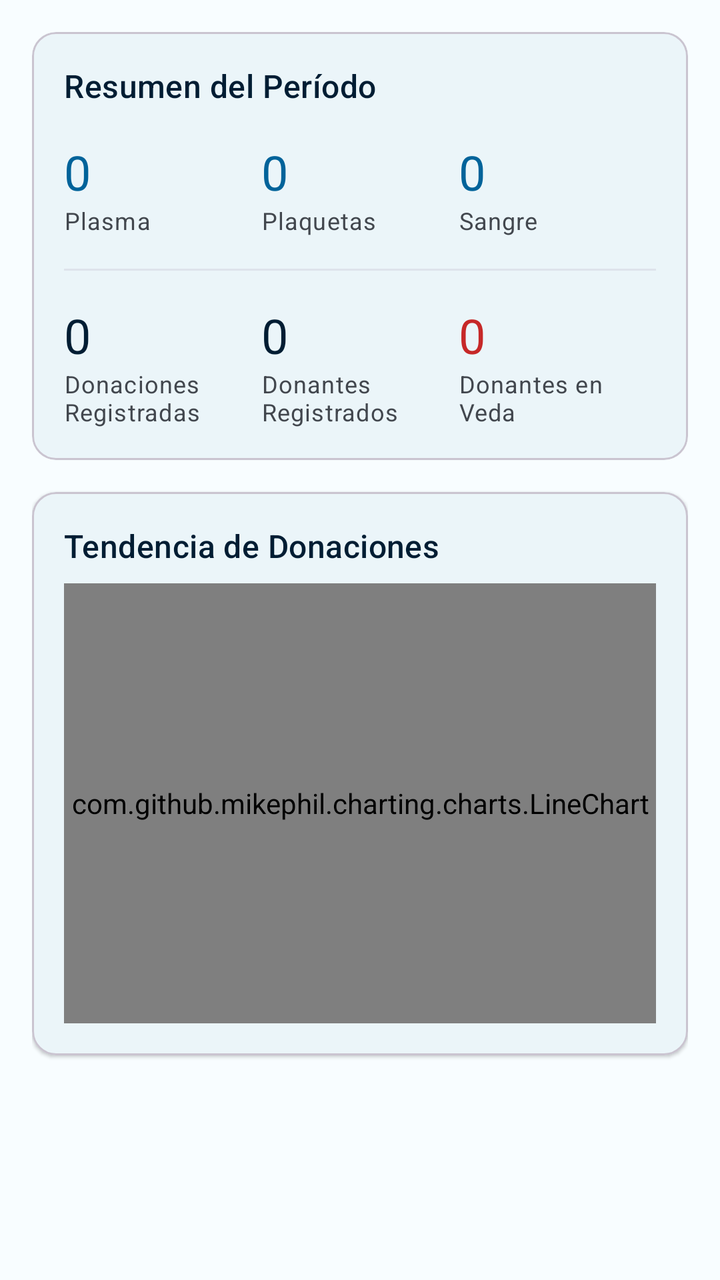
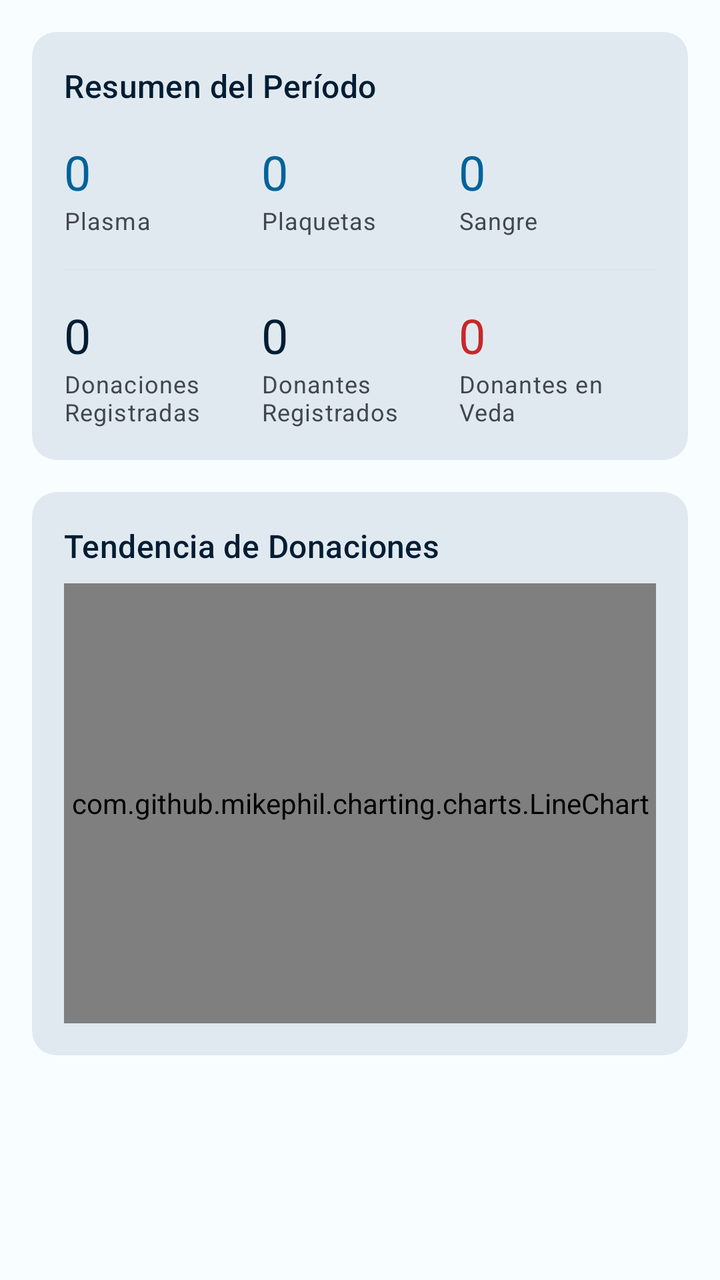

Before-and-after screenshots of an Android layout around one commit, followed by the original layout XML and the change that was made.
<!-- AndroidManifest.xml: application theme Theme.DonationSystem -->
<!-- res/layout/fragment_statistics_range.xml -->
<?xml version="1.0" encoding="utf-8"?>
<ScrollView xmlns:android="http://schemas.android.com/apk/res/android"
    xmlns:app="http://schemas.android.com/apk/res-auto"
    xmlns:tools="http://schemas.android.com/tools"
    android:layout_width="match_parent"
    android:layout_height="match_parent"
    android:background="@color/surface_light"
    android:fillViewport="true"
    tools:context=".views.fragments.StatisticsRangeFragment">

    <LinearLayout
        android:layout_width="match_parent"
        android:layout_height="wrap_content"
        android:orientation="vertical"
        android:padding="16dp">

        <com.google.android.material.card.MaterialCardView
            android:id="@+id/cardScoreboard"
            android:layout_width="match_parent"
            android:layout_height="wrap_content"
            app:cardCornerRadius="12dp"
            app:cardElevation="1dp">

            <LinearLayout
                android:layout_width="match_parent"
                android:layout_height="wrap_content"
                android:orientation="vertical"
                android:padding="16dp">

                <TextView
                    android:layout_width="wrap_content"
                    android:layout_height="wrap_content"
                    android:text="@string/label_scoreboard_title"
                    android:textAppearance="?attr/textAppearanceTitleMedium"
                    android:textColor="@color/clinical_dark_blue" />

                <LinearLayout
                    android:layout_width="match_parent"
                    android:layout_height="wrap_content"
                    android:layout_marginTop="16dp"
                    android:orientation="horizontal">

                    <LinearLayout
                        android:layout_width="0dp"
                        android:layout_height="wrap_content"
                        android:layout_weight="1"
                        android:orientation="vertical">

                        <TextView
                            android:id="@+id/textViewScorePlasma"
                            android:layout_width="wrap_content"
                            android:layout_height="wrap_content"
                            android:textAppearance="?attr/textAppearanceHeadlineSmall"
                            android:textColor="@color/medical_blue"
                            android:text="0" />

                        <TextView
                            android:layout_width="wrap_content"
                            android:layout_height="wrap_content"
                            android:text="@string/procedure_plasma"
                            android:textAppearance="?attr/textAppearanceBodySmall"
                            android:textColor="@color/on_surface_variant" />
                    </LinearLayout>

                    <LinearLayout
                        android:layout_width="0dp"
                        android:layout_height="wrap_content"
                        android:layout_weight="1"
                        android:orientation="vertical">

                        <TextView
                            android:id="@+id/textViewScorePlatelets"
                            android:layout_width="wrap_content"
                            android:layout_height="wrap_content"
                            android:textAppearance="?attr/textAppearanceHeadlineSmall"
                            android:textColor="@color/medical_blue"
                            android:text="0" />

                        <TextView
                            android:layout_width="wrap_content"
                            android:layout_height="wrap_content"
                            android:text="@string/procedure_platelets"
                            android:textAppearance="?attr/textAppearanceBodySmall"
                            android:textColor="@color/on_surface_variant" />
                    </LinearLayout>

                    <LinearLayout
                        android:layout_width="0dp"
                        android:layout_height="wrap_content"
                        android:layout_weight="1"
                        android:orientation="vertical">

                        <TextView
                            android:id="@+id/textViewScoreBlood"
                            android:layout_width="wrap_content"
                            android:layout_height="wrap_content"
                            android:textAppearance="?attr/textAppearanceHeadlineSmall"
                            android:textColor="@color/medical_blue"
                            android:text="0" />

                        <TextView
                            android:layout_width="wrap_content"
                            android:layout_height="wrap_content"
                            android:text="@string/procedure_blood"
                            android:textAppearance="?attr/textAppearanceBodySmall"
                            android:textColor="@color/on_surface_variant" />
                    </LinearLayout>
                </LinearLayout>

                <View
                    android:layout_width="match_parent"
                    android:layout_height="1dp"
                    android:layout_marginTop="16dp"
                    android:background="@color/surface_variant" />

                <LinearLayout
                    android:layout_width="match_parent"
                    android:layout_height="wrap_content"
                    android:layout_marginTop="16dp"
                    android:orientation="horizontal">

                    <LinearLayout
                        android:layout_width="0dp"
                        android:layout_height="wrap_content"
                        android:layout_weight="1"
                        android:orientation="vertical">

                        <TextView
                            android:id="@+id/textViewScoreDonationTotal"
                            android:layout_width="wrap_content"
                            android:layout_height="wrap_content"
                            android:textAppearance="?attr/textAppearanceHeadlineSmall"
                            android:textColor="@color/clinical_dark_blue"
                            android:text="0" />

                        <TextView
                            android:layout_width="wrap_content"
                            android:layout_height="wrap_content"
                            android:text="@string/label_total_donations"
                            android:textAppearance="?attr/textAppearanceBodySmall"
                            android:textColor="@color/on_surface_variant" />
                    </LinearLayout>

                    <LinearLayout
                        android:layout_width="0dp"
                        android:layout_height="wrap_content"
                        android:layout_weight="1"
                        android:orientation="vertical">

                        <TextView
                            android:id="@+id/textViewScoreDonorsRegistered"
                            android:layout_width="wrap_content"
                            android:layout_height="wrap_content"
                            android:textAppearance="?attr/textAppearanceHeadlineSmall"
                            android:textColor="@color/clinical_dark_blue"
                            android:text="0" />

                        <TextView
                            android:layout_width="wrap_content"
                            android:layout_height="wrap_content"
                            android:text="@string/label_donors_registered"
                            android:textAppearance="?attr/textAppearanceBodySmall"
                            android:textColor="@color/on_surface_variant" />
                    </LinearLayout>

                    <LinearLayout
                        android:layout_width="0dp"
                        android:layout_height="wrap_content"
                        android:layout_weight="1"
                        android:orientation="vertical">

                        <TextView
                            android:id="@+id/textViewScoreDonorsInVeda"
                            android:layout_width="wrap_content"
                            android:layout_height="wrap_content"
                            android:textAppearance="?attr/textAppearanceHeadlineSmall"
                            android:textColor="@color/veda_red"
                            android:text="0" />

                        <TextView
                            android:layout_width="wrap_content"
                            android:layout_height="wrap_content"
                            android:text="@string/label_donors_in_veda"
                            android:textAppearance="?attr/textAppearanceBodySmall"
                            android:textColor="@color/on_surface_variant" />
                    </LinearLayout>
                </LinearLayout>
            </LinearLayout>
        </com.google.android.material.card.MaterialCardView>

        <com.google.android.material.card.MaterialCardView
            android:id="@+id/cardTrendChart"
            android:layout_width="match_parent"
            android:layout_height="wrap_content"
            android:layout_marginTop="16dp"
            app:cardCornerRadius="12dp"
            app:cardElevation="1dp">

            <LinearLayout
                android:layout_width="match_parent"
                android:layout_height="wrap_content"
                android:orientation="vertical"
                android:padding="16dp">

                <TextView
                    android:layout_width="wrap_content"
                    android:layout_height="wrap_content"
                    android:text="@string/label_trend"
                    android:textAppearance="?attr/textAppearanceTitleMedium"
                    android:textColor="@color/clinical_dark_blue" />

                <com.github.mikephil.charting.charts.LineChart
                    android:id="@+id/chartDonationsTrend"
                    android:layout_width="match_parent"
                    android:layout_height="220dp"
                    android:layout_marginTop="8dp" />
            </LinearLayout>
        </com.google.android.material.card.MaterialCardView>
    </LinearLayout>
</ScrollView>
<!-- resources referenced by this layout -->
<resources>
  <color name="clinical_dark_blue">#FF001D33</color>
  <color name="medical_blue">#FF00639A</color>
  <color name="on_surface_variant">#FF42474E</color>
  <color name="surface_light">#FFF8FDFF</color>
  <color name="surface_variant">#FFDEE3EB</color>
  <color name="veda_red">#FFC62828</color>
  <string name="label_donors_in_veda">Donantes en Veda</string>
  <string name="label_donors_registered">Donantes Registrados</string>
  <string name="label_scoreboard_title">Resumen del Período</string>
  <string name="label_total_donations">Donaciones Registradas</string>
  <string name="label_trend">Tendencia de Donaciones</string>
  <string name="procedure_blood">Sangre</string>
  <string name="procedure_plasma">Plasma</string>
  <string name="procedure_platelets">Plaquetas</string>
  <style name="Theme.DonationSystem" parent="Base.Theme.DonationSystem" />
  <style name="Base.Theme.DonationSystem" parent="Theme.Material3.DayNight.NoActionBar">
          <item name="colorPrimary">@color/medical_blue</item>
          <item name="colorOnPrimary">@color/on_primary</item>
          <item name="colorPrimaryContainer">@color/medical_blue_light</item>
          <item name="colorOnPrimaryContainer">@color/clinical_dark_blue</item>
  
          <item name="colorSecondary">@color/clinical_dark_blue</item>
          <item name="colorOnSecondary">@color/on_secondary</item>
  
          <item name="colorSurface">@color/surface_light</item>
          <item name="colorOnSurface">@color/on_surface</item>
          <item name="colorSurfaceVariant">@color/surface_variant</item>
          <item name="colorOnSurfaceVariant">@color/on_surface_variant</item>
  
          <item name="android:colorBackground">@color/surface_light</item>
          <item name="colorOutline">@color/outline</item>
      </style>
  <color name="on_primary">#FFFFFFFF</color>
  <color name="medical_blue_light">#FFD1E4FF</color>
  <color name="on_secondary">#FFFFFFFF</color>
  <color name="on_surface">#FF191C20</color>
  <color name="outline">#FF72777F</color>
</resources>

<!-- the commit's change to res/layout/fragment_statistics_range.xml (unified diff, before → after) -->
@@ -15,11 +15,10 @@
         android:padding="16dp">
 
         <com.google.android.material.card.MaterialCardView
+            style="@style/Widget.App.Card.Section"
             android:id="@+id/cardScoreboard"
             android:layout_width="match_parent"
-            android:layout_height="wrap_content"
-            app:cardCornerRadius="12dp"
-            app:cardElevation="1dp">
+            android:layout_height="wrap_content">
 
             <LinearLayout
                 android:layout_width="match_parent"
@@ -189,12 +188,11 @@
         </com.google.android.material.card.MaterialCardView>
 
         <com.google.android.material.card.MaterialCardView
+            style="@style/Widget.App.Card.Section"
             android:id="@+id/cardTrendChart"
             android:layout_width="match_parent"
             android:layout_height="wrap_content"
-            android:layout_marginTop="16dp"
-            app:cardCornerRadius="12dp"
-            app:cardElevation="1dp">
+            android:layout_marginTop="16dp">
 
             <LinearLayout
                 android:layout_width="match_parent"
<!-- resource entries referenced after the edit -->
@@ -14,7 +14,13 @@
   <string name="procedure_blood">Sangre</string>
   <string name="procedure_plasma">Plasma</string>
   <string name="procedure_platelets">Plaquetas</string>
+  <style name="Widget.App.Card.Section" parent="Widget.App.Card">
+          <item name="cardElevation">0dp</item>
+      </style>
   <style name="Theme.DonationSystem" parent="Base.Theme.DonationSystem" />
+  <style name="Widget.App.Card" parent="Widget.Material3.CardView.Filled">
+          <item name="cardCornerRadius">@dimen/card_corner_radius</item>
+      </style>
   <style name="Base.Theme.DonationSystem" parent="Theme.Material3.DayNight.NoActionBar">
           <item name="colorPrimary">@color/medical_blue</item>
           <item name="colorOnPrimary">@color/on_primary</item>
@@ -31,11 +37,23 @@
   
           <item name="android:colorBackground">@color/surface_light</item>
           <item name="colorOutline">@color/outline</item>
+  
+          <item name="colorSurfaceContainerLowest">@color/surface_container_lowest</item>
+          <item name="colorSurfaceContainerLow">@color/surface_container_low</item>
+          <item name="colorSurfaceContainer">@color/surface_container</item>
+          <item name="colorSurfaceContainerHigh">@color/surface_container_high</item>
+          <item name="colorSurfaceContainerHighest">@color/surface_container_highest</item>
       </style>
+  <dimen name="card_corner_radius">12dp</dimen>
   <color name="on_primary">#FFFFFFFF</color>
   <color name="medical_blue_light">#FFD1E4FF</color>
   <color name="on_secondary">#FFFFFFFF</color>
   <color name="on_surface">#FF191C20</color>
   <color name="outline">#FF72777F</color>
+  <color name="surface_container_lowest">#FFFFFFFF</color>
+  <color name="surface_container_low">#FFF3F8FB</color>
+  <color name="surface_container">#FFEDF3F8</color>
+  <color name="surface_container_high">#FFE7EDF3</color>
+  <color name="surface_container_highest">#FFE1E9F0</color>
 </resources>
 
